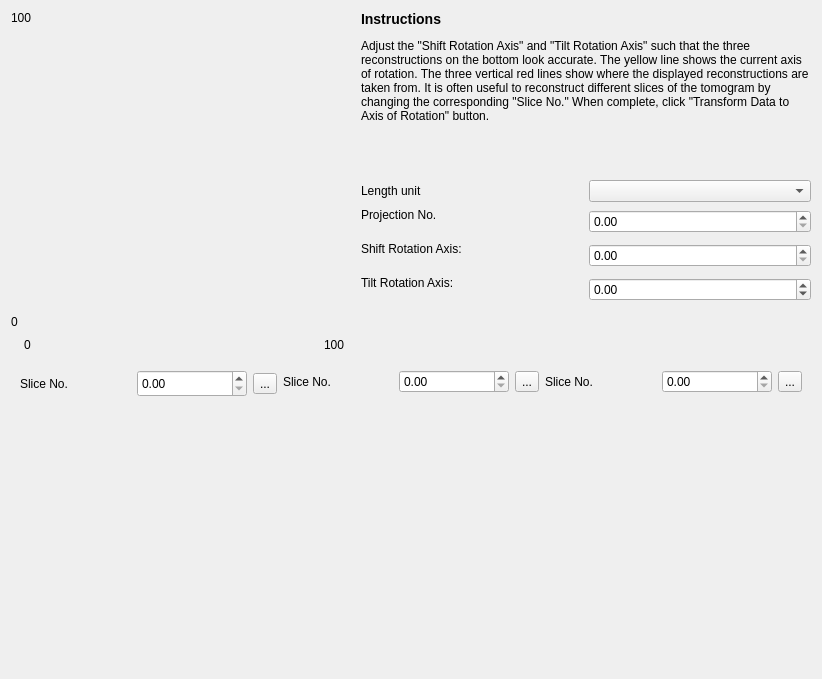
Before: the Qt Designer form tomviz/RotateAlignWidget.ui in OpenChemistry/tomviz, drawn with Qt 5.
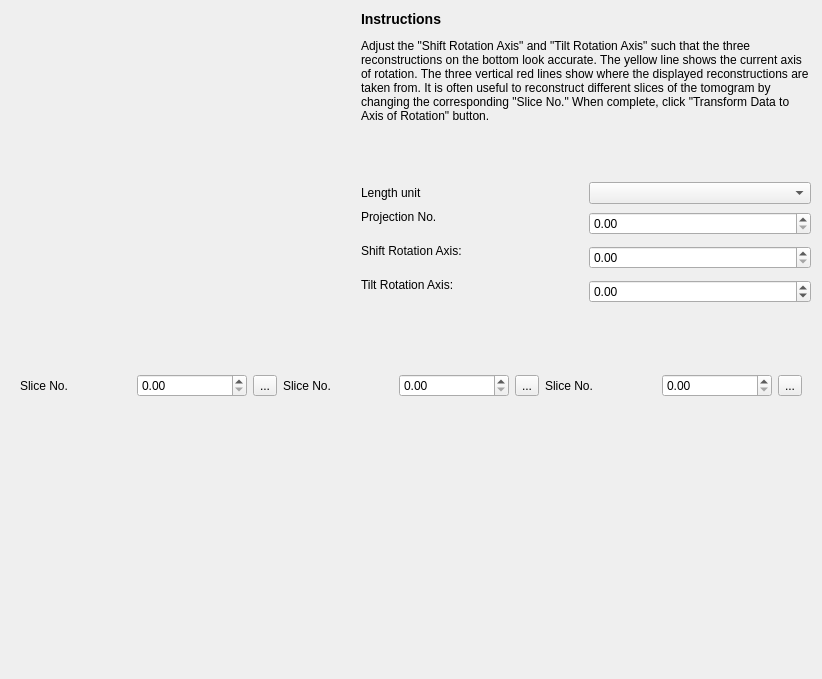
After: the same form once the commit is applied. Custom widgets are drawn as their Qt base class.

Commit message: Add proper axes to the manual tilt align widget

Diff of the .ui file:
```diff
--- a/tomviz/RotateAlignWidget.ui
+++ b/tomviz/RotateAlignWidget.ui
@@ -17,44 +17,6 @@
    <item>
     <layout class="QHBoxLayout" name="horizontalLayout_10">
      <item>
-      <layout class="QVBoxLayout" name="verticalLayout_7">
-       <item>
-        <layout class="QHBoxLayout" name="horizontalLayout_7">
-         <item>
-          <layout class="QVBoxLayout" name="verticalLayout_2">
-           <item>
-            <widget class="QLabel" name="ySizeLabel">
-             <property name="text">
-              <string>100</string>
-             </property>
-             <property name="alignment">
-              <set>Qt::AlignLeading|Qt::AlignLeft|Qt::AlignTop</set>
-             </property>
-            </widget>
-           </item>
-           <item>
-            <spacer name="verticalSpacer">
-             <property name="orientation">
-              <enum>Qt::Vertical</enum>
-             </property>
-             <property name="sizeHint" stdset="0">
-              <size>
-               <width>20</width>
-               <height>40</height>
-              </size>
-             </property>
-            </spacer>
-           </item>
-           <item>
-            <widget class="QLabel" name="yZeroLabel">
-             <property name="text">
-              <string>0</string>
-             </property>
-            </widget>
-           </item>
-          </layout>
-         </item>
-         <item>
           <widget class="tomviz::QVTKGLWidget" name="sliceView" native="true">
            <property name="sizePolicy">
             <sizepolicy hsizetype="Preferred" vsizetype="Preferred">
@@ -70,48 +32,6 @@
            </property>
           </widget>
          </item>
-        </layout>
-       </item>
-       <item>
-        <layout class="QHBoxLayout" name="horizontalLayout_2">
-         <item>
-          <widget class="QLabel" name="xSpacerLabel">
-           <property name="text">
-            <string/>
-           </property>
-          </widget>
-         </item>
-         <item>
-          <widget class="QLabel" name="xZeroLabel">
-           <property name="text">
-            <string>0</string>
-           </property>
-          </widget>
-         </item>
-         <item>
-          <spacer name="horizontalSpacer_2">
-           <property name="orientation">
-            <enum>Qt::Horizontal</enum>
-           </property>
-           <property name="sizeHint" stdset="0">
-            <size>
-             <width>40</width>
-             <height>20</height>
-            </size>
-           </property>
-          </spacer>
-         </item>
-         <item>
-          <widget class="QLabel" name="xSizeLabel">
-           <property name="text">
-            <string>100</string>
-           </property>
-          </widget>
-         </item>
-        </layout>
-       </item>
-      </layout>
-     </item>
      <item>
       <layout class="QVBoxLayout" name="verticalLayout_3">
        <property name="leftMargin">
@@ -244,14 +164,7 @@
            </widget>
           </item>
           <item>
-           <widget class="tomviz::DoubleSpinBox" name="spinBox_1">
-            <property name="minimumSize">
-             <size>
-              <width>0</width>
-              <height>27</height>
-             </size>
-            </property>
-           </widget>
+           <widget class="tomviz::DoubleSpinBox" name="spinBox_1"/>
           </item>
           <item>
            <widget class="QToolButton" name="colorMapButton_1">
```
Lines whose indentation alone changed are shown as unchanged. The commit also changes 3 other files.
